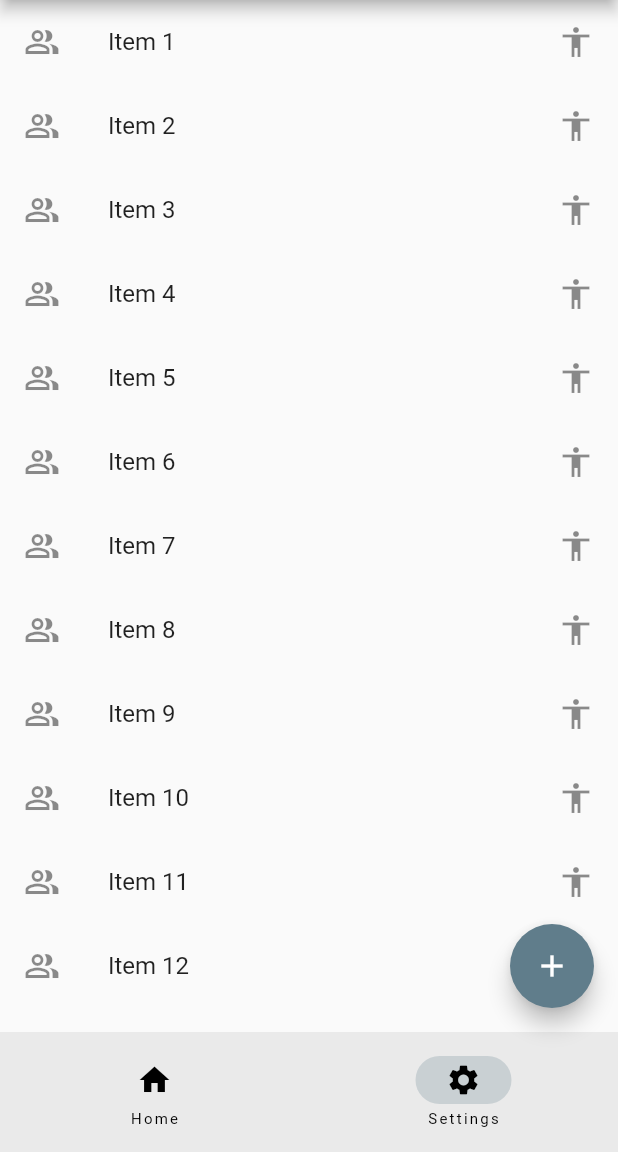
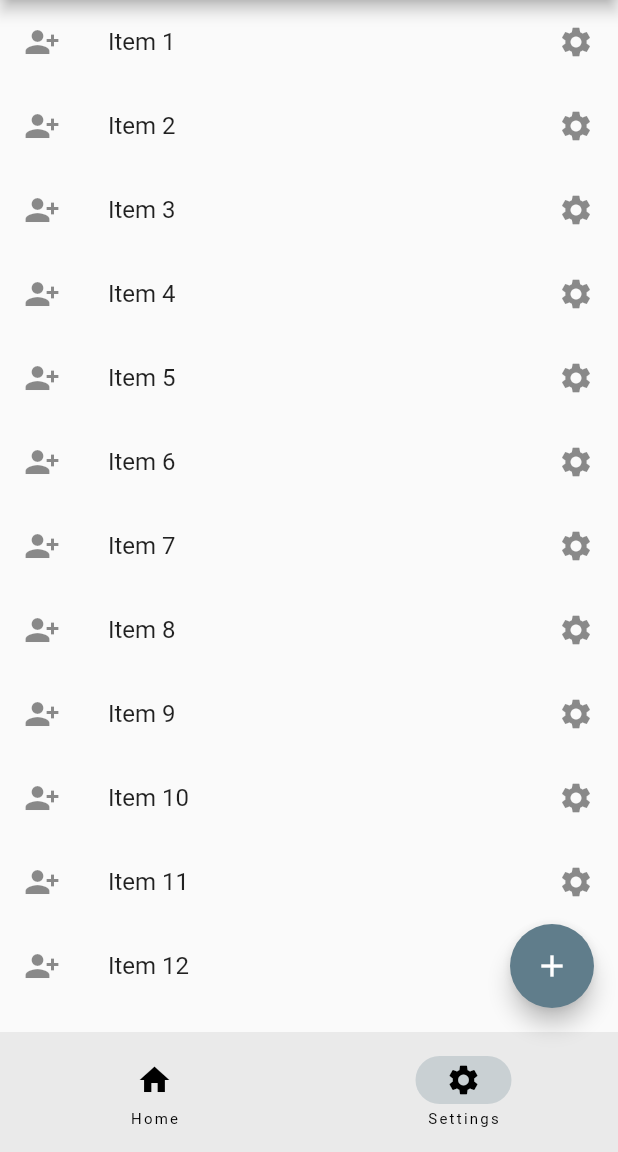
Before and after one commit to JoshBiong/flutter_basics2, a Flutter app: the screen it shows after launch, item 2 of the bottom bar chosen, on a phone screen of 412 x 824 dp, the part 84-1236 px from its top. Run offline on Flutter 3.47's test engine with Material 2 defaults, Android fonts, the light colour scheme and no system bars.

Commit message:
repeating ListView Builder to familiarize

```diff
--- a/lib/main.dart
+++ b/lib/main.dart
@@ -26,7 +26,7 @@ class RootPage extends StatefulWidget {
 
 class _RootPageState extends State<RootPage> {
   int currentIndex = 0;
-  List<Widget> pages = const [Homepage(), ProfilePage()];
+  List<Widget> pages = const [Homepage(), ListItem()];
 
   @override
   Widget build(BuildContext context) {
--- a/lib/profile_page.dart
+++ b/lib/profile_page.dart
@@ -1,23 +1,24 @@
 import 'package:flutter/material.dart';
 
-int itemCount = 14;
+int intemCount = 15;
 
-class ProfilePage extends StatelessWidget {
-  const ProfilePage({super.key});
+class ListItem extends StatelessWidget {
+  const ListItem({Key? key}) : super(key: key);
 
   @override
   Widget build(BuildContext context) {
     return ListView.builder(
-        itemCount: itemCount,
-        itemBuilder: (BuildContext context, int index) {
-          return ListTile(
-            title: Text('Item ${(index + 1)}'),
-            leading: const Icon(Icons.people_alt_outlined),
-            trailing: const Icon(Icons.accessibility_outlined),
-            onTap: () {
-              debugPrint('Item ${(index + 1)} is Selected');
-            },
-          );
-        });
+      itemCount: intemCount,
+      itemBuilder: (BuildContext cotent, int index) {
+        return ListTile(
+          title: Text('Item ${(index + 1)}'),
+          leading: const Icon(Icons.person_add_alt_1_sharp),
+          trailing: const Icon(Icons.settings),
+          onTap: () {
+            debugPrint('Item ${(index + 1)} selected');
+          },
+        );
+      },
+    );
   }
 }
```
